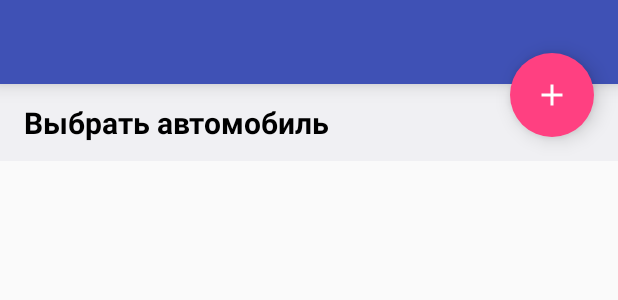
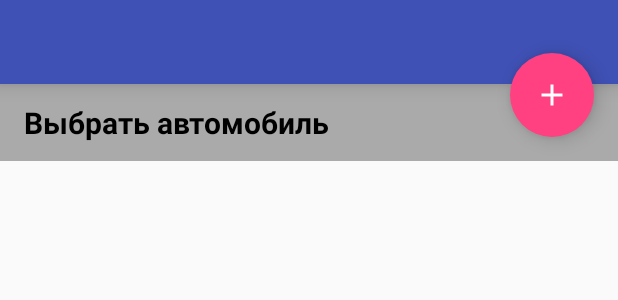
Before and after one commit to AzatYusupov/AzatYusupov, an Android app: the layout activity_main.xml on its own in the app's theme, with its tools: preview values and no code run, on a phone screen of 412 x 824 dp. Shown: the top 300 px of the screen. Run offline under Robolectric (Android 15) with nearby library versions, the light colour scheme and no system bars.

Commit message:
activity_main scroll

```diff
--- a/app/src/main/java/com/usupov/autopark/activity/CarFoundActivity.java
+++ b/app/src/main/java/com/usupov/autopark/activity/CarFoundActivity.java
@@ -43,7 +43,7 @@ public class CarFoundActivity extends AppCompatActivity{
 
     public void onClickClose(View v) {
         Toast toast = Toast.makeText(getApplicationContext(),
-                "Clicked!", Toast.LENGTH_SHORT);
+                "Удалено!", Toast.LENGTH_SHORT);
         toast.show();
 
         ImageView closeCarPhoto = (ImageView) findViewById(R.id.closeCarPhoto);
--- a/app/src/main/java/com/usupov/autopark/activity/MainActivity.java
+++ b/app/src/main/java/com/usupov/autopark/activity/MainActivity.java
@@ -13,10 +13,12 @@ import android.support.v7.widget.SearchView;
 import android.support.v7.widget.Toolbar;
 import android.view.Menu;
 import android.view.MenuItem;
+import android.view.TextureView;
 import android.view.View;
 import android.widget.Button;
 import android.widget.ImageView;
 import android.widget.PopupMenu;
+import android.widget.TextView;
 import android.widget.Toast;
 
 import com.usupov.autopark.R;
@@ -112,7 +114,7 @@ public class MainActivity extends AppCompatActivity {
         recyclerView.setItemAnimator(new DefaultItemAnimator());
         recyclerView.setAdapter(adapter);
 
-        recyclerView.setNestedScrollingEnabled(true);
+        recyclerView.setNestedScrollingEnabled(false);
 
     }
 
--- a/app/src/main/res/layout/activity_main.xml
+++ b/app/src/main/res/layout/activity_main.xml
@@ -20,11 +20,12 @@
             android:layout_width="match_parent"
             android:layout_height="wrap_content" />
 
-        <ScrollView
+        <android.support.v4.widget.NestedScrollView
             android:layout_width="match_parent"
             android:layout_height="wrap_content"
-            android:fillViewport="true"
-            >
+            android:layout_weight="1"
+            android:background="@android:color/darker_gray"
+            app:layout_behavior="@string/appbar_scrolling_view_behavior">
 
             <LinearLayout
                 android:layout_width="match_parent"
@@ -44,7 +45,7 @@
                     android:layout_marginLeft="16dp"
                     android:layout_marginRight="16dp"
                     android:textColor="@android:color/black"
-                    android:overScrollMode="always"
+                    android:overScrollMode="never"
                     />
 
                 <android.support.v7.widget.RecyclerView
@@ -56,7 +57,7 @@
 
             </LinearLayout>
 
-        </ScrollView>
+        </android.support.v4.widget.NestedScrollView>
 
     </LinearLayout>
 
--- a/app/src/main/res/layout/item_car.xml
+++ b/app/src/main/res/layout/item_car.xml
@@ -14,7 +14,7 @@
 
     <RelativeLayout
         android:layout_width="match_parent"
-        android:layout_height="match_parent"
+        android:layout_height="wrap_content"
         >
 
         <ImageView
```
